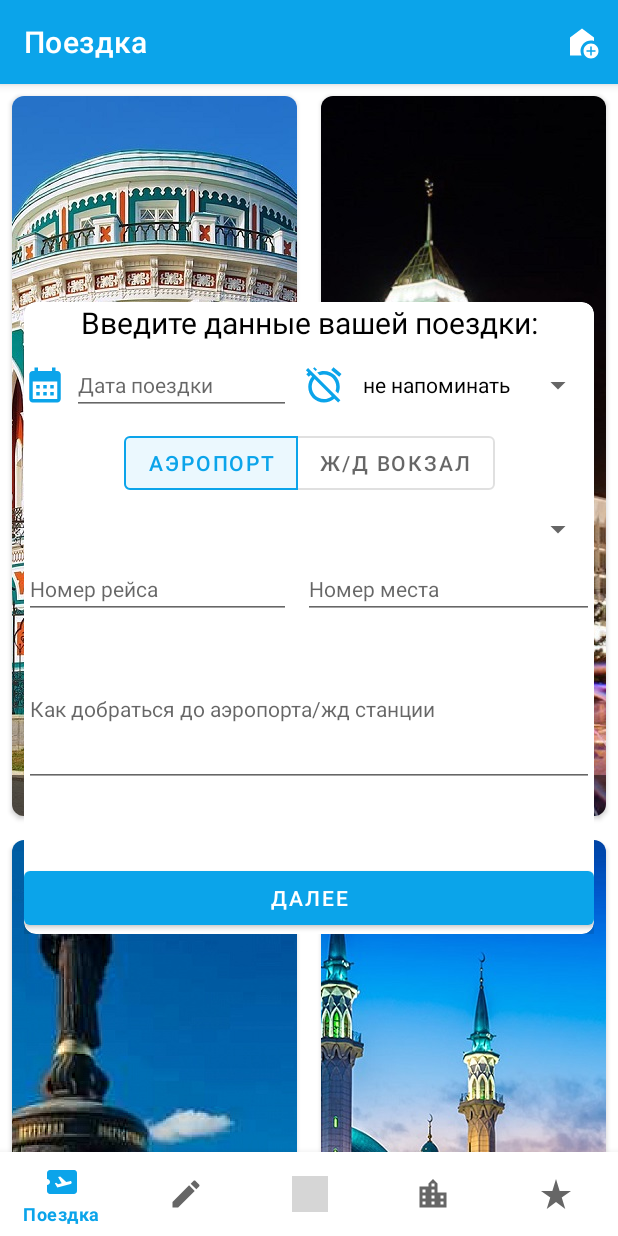
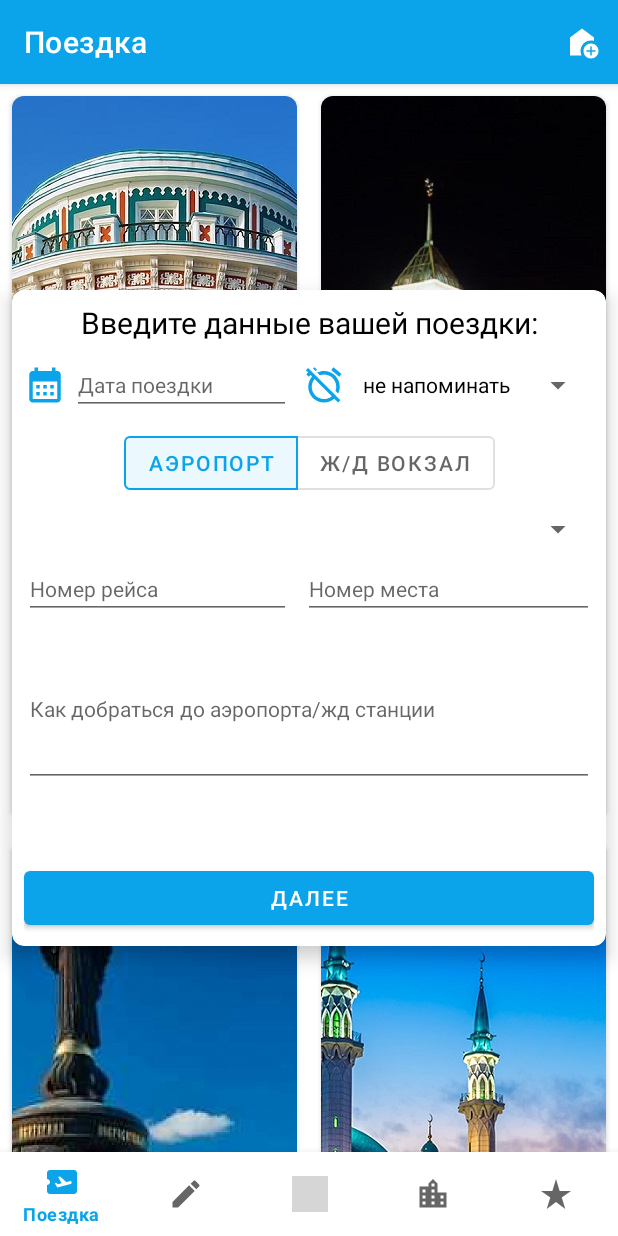
Before and after one commit to EpicTeam4/TravelAssistant, an Android app: the fragment FromDestinationFragment placed in its activity, on a phone screen of 412 x 824 dp. Run offline under Robolectric (Android 15) with nearby library versions, the phone set to English and light mode, and no system bars; our stand-ins replace Dagger/Hilt's generated code, Picasso, Room's generated code, navigation-ui; network calls fail; pictures from the network do not load; grey boxes are pictures that could not be loaded.

Commit message:
Подправлена разметка (учет landscape orientation). (#39)
Co-authored-by: EpicTeam4 <its_marianne@yandex.ru>

```diff
--- a/app/src/main/res/layout/fragment_edit_event.xml
+++ b/app/src/main/res/layout/fragment_edit_event.xml
@@ -3,7 +3,7 @@
     xmlns:app="http://schemas.android.com/apk/res-auto"
     android:layout_width="match_parent"
     android:layout_height="match_parent"
-    android:padding="@dimen/default_margin"
+    android:layout_margin="@dimen/layout_margin_top"
     app:cardCornerRadius="@dimen/cardview_elevation"
     app:cardElevation="@dimen/cardview_elevation">
 
@@ -14,7 +14,8 @@
         <androidx.constraintlayout.widget.ConstraintLayout
             android:id="@+id/contentPanel"
             android:layout_width="match_parent"
-            android:layout_height="match_parent">
+            android:layout_height="match_parent"
+            android:padding="@dimen/layout_margin_top">
 
             <TextView
                 android:id="@+id/textView"
--- a/app/src/main/res/layout/fragment_from_destination.xml
+++ b/app/src/main/res/layout/fragment_from_destination.xml
@@ -1,10 +1,13 @@
 <?xml version="1.0" encoding="utf-8"?>
-<FrameLayout xmlns:android="http://schemas.android.com/apk/res/android"
+<androidx.cardview.widget.CardView xmlns:android="http://schemas.android.com/apk/res/android"
     xmlns:app="http://schemas.android.com/apk/res-auto"
     xmlns:tools="http://schemas.android.com/tools"
     android:layout_width="match_parent"
-    android:layout_height="match_parent"
-    android:padding="@dimen/default_margin"
+    android:layout_height="wrap_content"
+    android:layout_gravity="center"
+    android:layout_margin="@dimen/layout_margin_top"
+    app:cardCornerRadius="@dimen/cardview_elevation"
+    app:cardElevation="@dimen/cardview_elevation"
     tools:context=".features.travelinfo.presentation.ui.destination.FromDestinationFragment">
 
     <androidx.core.widget.NestedScrollView
@@ -12,17 +15,11 @@
         android:layout_height="wrap_content"
         android:layout_gravity="center">
 
-        <androidx.cardview.widget.CardView
-            android:layout_width="match_parent"
-            android:layout_height="match_parent"
-            android:layout_gravity="center"
-            app:cardCornerRadius="@dimen/cardview_elevation"
-            app:cardElevation="@dimen/cardview_elevation">
-
         <androidx.constraintlayout.widget.ConstraintLayout
             android:id="@+id/contentPanel"
             android:layout_width="match_parent"
-                android:layout_height="match_parent">
+            android:layout_height="match_parent"
+            android:layout_margin="@dimen/layout_margin_top">
 
             <TextView
                 android:id="@+id/textView"
@@ -189,8 +186,6 @@
 
         </androidx.constraintlayout.widget.ConstraintLayout>
 
-        </androidx.cardview.widget.CardView>
-
     </androidx.core.widget.NestedScrollView>
 
     <include
@@ -205,4 +200,4 @@
         android:indeterminate="true"
         android:indeterminateTint="?attr/colorPrimary" />
 
-</FrameLayout>
+</androidx.cardview.widget.CardView>
--- a/app/src/main/res/layout/fragment_item.xml
+++ b/app/src/main/res/layout/fragment_item.xml
@@ -3,7 +3,9 @@
     xmlns:tools="http://schemas.android.com/tools"
     android:layout_width="match_parent"
     android:layout_height="wrap_content"
-    android:layout_marginBottom="@dimen/cardview_layout_margin"
+    android:layout_marginStart="@dimen/layout_margin_top"
+    android:layout_marginEnd="@dimen/layout_margin_top"
+    android:layout_marginTop="@dimen/layout_margin_top"
     app:cardCornerRadius="@dimen/cardview_elevation"
     app:cardElevation="@dimen/cardview_elevation">
 
```
Also changed, not shown: app/src/main/res/layout/fragment_hotel.xml (+11 -4 lines), app/src/main/res/layout/fragment_personal_items.xml (+7 -1 lines), app/src/main/res/layout/fragment_to_destination.xml (+9 -14 lines). Lines whose indentation alone changed are shown as unchanged.
